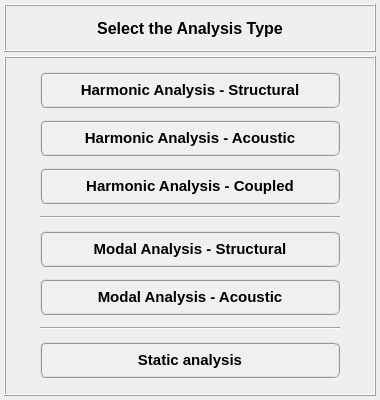
This is data/user_input/ui/analysis_/general_/analysis_type_input.ui in open-pulse/OpenPulse as Qt 5 draws it before an edit. The edited form follows.
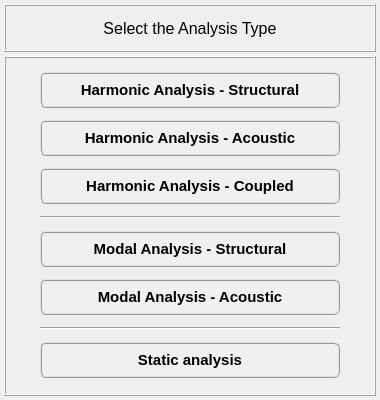
This is the edited form. Icons and pictures are not drawn.

Patch:
```diff
--- a/data/user_input/ui/analysis_/general_/analysis_type_input.ui
+++ b/data/user_input/ui/analysis_/general_/analysis_type_input.ui
@@ -105,9 +105,9 @@
          <font>
           <family>MS Shell Dlg 2</family>
           <pointsize>12</pointsize>
-          <weight>75</weight>
+          <weight>50</weight>
           <italic>false</italic>
-          <bold>true</bold>
+          <bold>false</bold>
          </font>
         </property>
         <property name="text">
```
